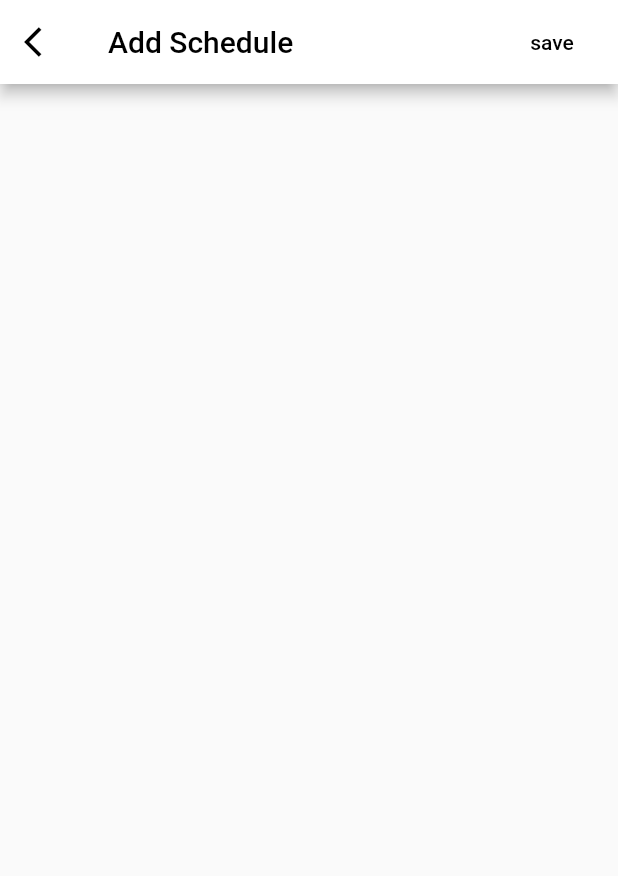
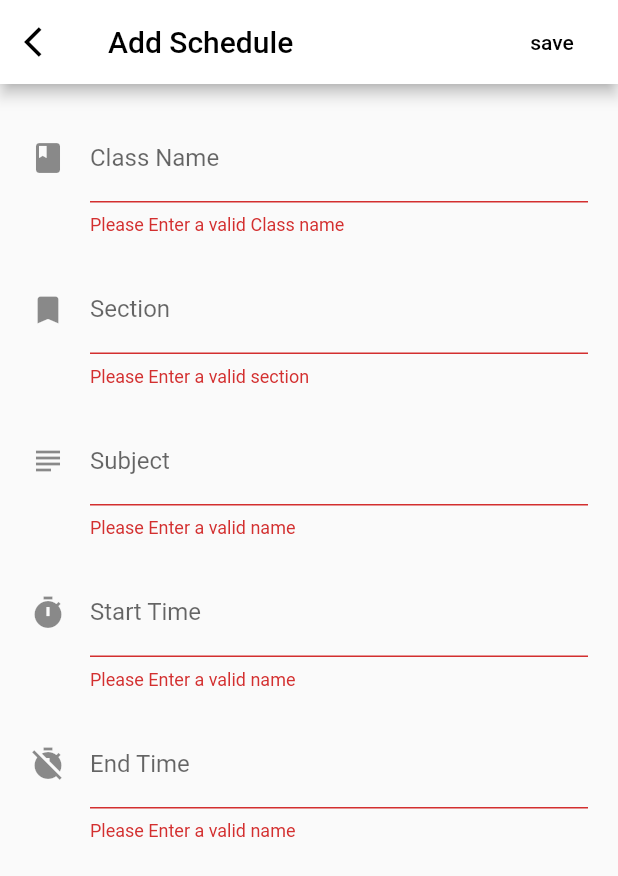
Before and after one commit to parikshitg/flutter_teacher_app, a Flutter app: the AddSchedule screen opened by its route, after a tap on "save", on a phone screen of 412 x 824 dp. Shown: the top 876 px of the screen. Run offline on Flutter 3.47's test engine with Material 2 defaults, Android fonts, the light colour scheme and no system bars; our stand-ins replace flutter_vector_icons, font_awesome_flutter, image_picker.

Commit message:
add schedule form

```diff
--- a/lib/screens/schdule/add_schedule.dart
+++ b/lib/screens/schdule/add_schedule.dart
@@ -1,13 +1,48 @@
 import 'package:flutter/material.dart';
+
+import '../../models/schedule_model.dart';
 
 class AddSchedule extends StatefulWidget {
   static final id = 'add_schedule';
+
+  final Schedule schedule;
+
+  AddSchedule({this.schedule});
 
   @override
   _AddScheduleState createState() => _AddScheduleState();
 }
 
 class _AddScheduleState extends State<AddSchedule> {
+  final _formKey = GlobalKey<FormState>();
+
+  String _startTime = '';
+  String _endTime = '';
+  String _className = '';
+  String _section = '';
+  String _subject = '';
+
+
+  _submit() {
+    if(_formKey.currentState.validate()){
+      _formKey.currentState.save();
+
+      Schedule schedule = Schedule(
+        className: _className,
+        startTime: _startTime,
+        section: _section,
+        endTime: _endTime,
+        subject: _subject,
+      );
+
+      print('className: ${schedule.className}');
+      print('section: ${schedule.section}');
+      print('startTime: ${schedule.startTime}');
+      print('endTime: ${schedule.endTime}');
+      print('subject: ${schedule.subject}');
+    }
+  }
+
   @override
   Widget build(BuildContext context) {
     return Scaffold(
@@ -24,10 +59,94 @@ class _AddScheduleState extends State<AddSchedule> {
         ),
         actions: <Widget>[
           FlatButton(
-            child: Text('save', style: TextStyle(color: Colors.black,),),
-            onPressed: () => print('save schedule'),
+            child: Text(
+              'save',
+              style: TextStyle(
+                color: Colors.black,
+              ),
+            ),
+            onPressed: _submit,
           ),
         ],
+      ),
+      body: Form(
+        key: _formKey,
+        child: Padding(
+          padding: EdgeInsets.symmetric(horizontal: 20.0, vertical: 20.0),
+          child: Column(
+            children: <Widget>[
+              TextFormField(
+                initialValue: _className,
+                decoration: InputDecoration(
+                  icon: Icon(
+                    Icons.class_,
+                  ),
+                  labelText: 'Class Name',
+                ),
+                validator: (input) => input.trim().length < 1
+                    ? 'Please Enter a valid Class name'
+                    : null,
+                onSaved: (input) => _className = input,
+              ),
+              SizedBox(height: 20.0,),
+              TextFormField(
+                initialValue: _section,
+                decoration: InputDecoration(
+                  icon: Icon(
+                    Icons.bookmark,
+                  ),
+                  labelText: 'Section',
+                ),
+                validator: (input) => input.trim().length < 1
+                    ? 'Please Enter a valid section'
+                    : null,
+                onSaved: (input) => _section = input,
+              ),
+              SizedBox(height: 20.0,),
+              TextFormField(
+                initialValue: _subject,
+                decoration: InputDecoration(
+                  icon: Icon(
+                    Icons.subject,
+                  ),
+                  labelText: 'Subject',
+                ),
+                validator: (input) => input.trim().length < 1
+                    ? 'Please Enter a valid name'
+                    : null,
+                onSaved: (input) => _subject = input,
+              ),
+              SizedBox(height: 20.0,),
+              TextFormField(
+                initialValue: _startTime,
+                decoration: InputDecoration(
+                  icon: Icon(
+                    Icons.timer,
+                  ),
+                  labelText: 'Start Time',
+                ),
+                validator: (input) => input.trim().length < 1
+                    ? 'Please Enter a valid name'
+                    : null,
+                onSaved: (input) => _startTime = input,
+              ),
+              SizedBox(height: 20.0,),
+              TextFormField(
+                initialValue: _endTime,
+                decoration: InputDecoration(
+                  icon: Icon(
+                    Icons.timer_off,
+                  ),
+                  labelText: 'End Time',
+                ),
+                validator: (input) => input.trim().length < 1
+                    ? 'Please Enter a valid name'
+                    : null,
+                onSaved: (input) => _endTime = input,
+              ),
+            ],
+          ),
+        ),
       ),
     );
   }
```
